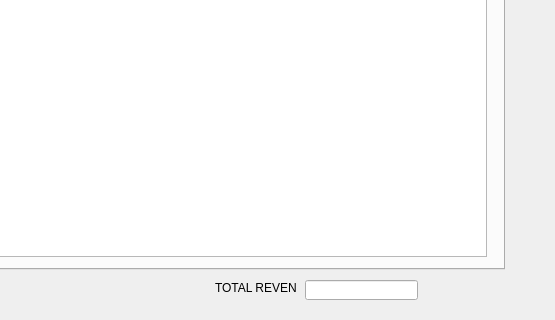
tdragon00/CS1C_Project_2, file Project2/admin_sales_report.ui: the form before one commit; both pictures show x 695 to 1250 and y 330 to 650 of the 1250 by 650 pixel window.
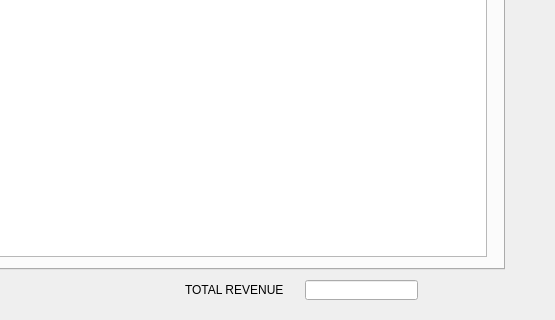
The form after the commit.

Patch:
```diff
--- a/Project2/admin_sales_report.ui
+++ b/Project2/admin_sales_report.ui
@@ -393,10 +393,10 @@
   <widget class="QLabel" name="label_8">
    <property name="geometry">
     <rect>
-     <x>910</x>
+     <x>880</x>
      <y>610</y>
-     <width>81</width>
-     <height>16</height>
+     <width>111</width>
+     <height>20</height>
     </rect>
    </property>
    <property name="text">
```
